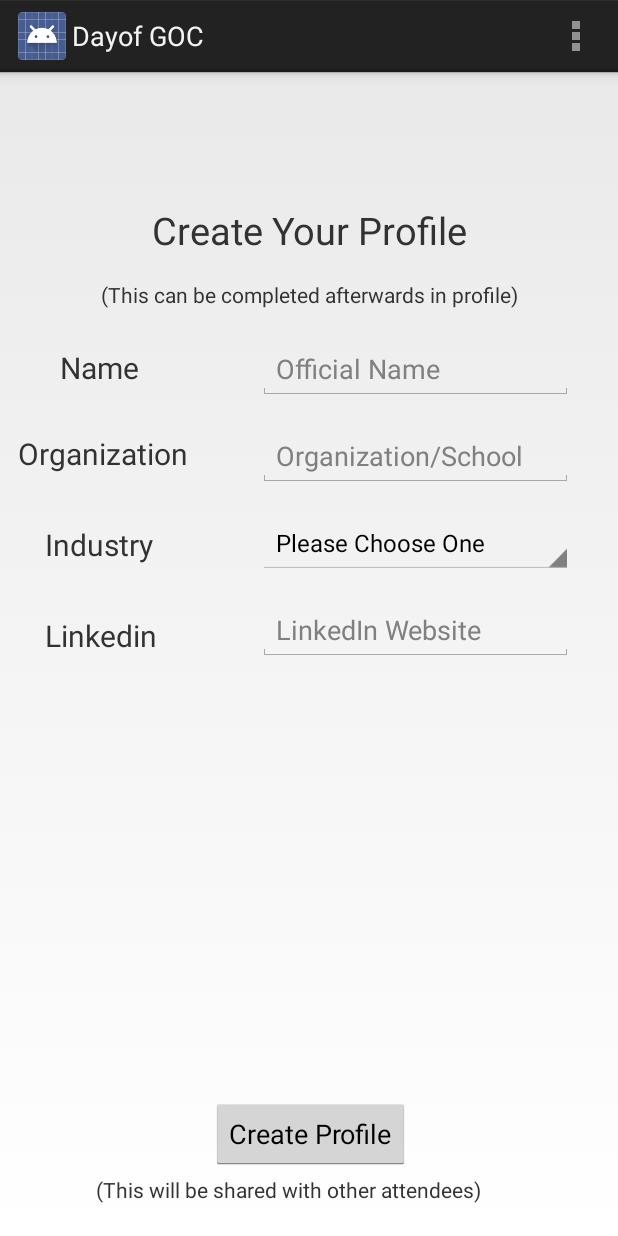
After one commit to yiyank/DayofGOC, an Android app: the Register screen opened directly, with no data from a screen before it, on a phone screen of 412 x 824 dp. The commit adds this screen. Run offline under Robolectric (Android 15) with nearby library versions, the phone set to English and light mode, and no system bars; our stand-ins replace Firebase (no records; nobody signed in at launch, a user with empty details on screens opened directly).

Commit message:
Realtime Database for Attendees Updated 11/28 - Connie

```diff
--- a/app/src/main/AndroidManifest.xml
+++ b/app/src/main/AndroidManifest.xml
@@ -22,7 +22,9 @@
         <activity android:name=".Map" />
         <activity android:name=".SurveyPage" />
         <activity android:name=".ProfileList" />
-        <activity android:name=".SmartProfile"></activity>
+        <activity android:name=".SmartProfile" />
+        <activity android:name=".Register" />
+        <activity android:name=".UpdateProfile"></activity>
     </application>
 
 </manifest>
--- a/app/src/main/java/com/example/to426/dayofgoc/Attendees.java
+++ b/app/src/main/java/com/example/to426/dayofgoc/Attendees.java
@@ -7,6 +7,7 @@ public class Attendees {
     String Email;
     String Linkedin;
 
+
     public Attendees(){
 
     }
@@ -15,7 +16,7 @@ public class Attendees {
         this.Name = name;
         this.Organization = organization;
         this.Industry = industry;
+        this.Linkedin = linkedin;
         this.Email = email;
-        this.Linkedin = linkedin;
     }
 }
--- a/app/src/main/java/com/example/to426/dayofgoc/ConferenceIntro.java
+++ b/app/src/main/java/com/example/to426/dayofgoc/ConferenceIntro.java
@@ -46,6 +46,9 @@ public class ConferenceIntro extends Activity {
                 Intent go5 = new Intent(this, SurveyPage.class);
                 this.startActivity(go5);
                 return true;
+            case R.id.menulogout:
+                Intent go6 = new Intent(this,LoginPage.class);
+                this.startActivity(go6);
 
             default:
                 return false;
--- a/app/src/main/java/com/example/to426/dayofgoc/LoginPage.java
+++ b/app/src/main/java/com/example/to426/dayofgoc/LoginPage.java
@@ -100,8 +100,10 @@ public class LoginPage extends Activity {
                 }
                 else if(task.isSuccessful()) {
                     Toast.makeText(LoginPage.this,"Register Successful",Toast.LENGTH_SHORT).show();
+                    Intent intentRegister = new Intent(LoginPage.this, Register.class);
+                    startActivity(intentRegister);}
                 }
-            }
+
 
         });
     }
--- a/app/src/main/java/com/example/to426/dayofgoc/Map.java
+++ b/app/src/main/java/com/example/to426/dayofgoc/Map.java
@@ -46,6 +46,9 @@ public class Map extends Activity {
                 Intent go5 = new Intent(this, SurveyPage.class);
                 this.startActivity(go5);
                 return true;
+            case R.id.menulogout:
+                Intent go6 = new Intent(this,LoginPage.class);
+                this.startActivity(go6);
 
             default:
                 return false;
--- /dev/null
+++ b/app/src/main/java/com/example/to426/dayofgoc/Register.java
@@ -0,0 +1,119 @@
+package com.example.to426.dayofgoc;
+
+import android.app.Activity;
+import android.content.Intent;
+import android.os.Bundle;
+import android.support.annotation.NonNull;
+import android.view.Menu;
+import android.view.MenuInflater;
+import android.view.MenuItem;
+import android.view.View;
+import android.widget.ArrayAdapter;
+import android.widget.Button;
+import android.widget.EditText;
+import android.widget.Spinner;
+import android.widget.Toast;
+
+import com.google.firebase.auth.FirebaseAuth;
+import com.google.firebase.database.DataSnapshot;
+import com.google.firebase.database.DatabaseError;
+import com.google.firebase.database.DatabaseReference;
+import com.google.firebase.database.FirebaseDatabase;
+import com.google.firebase.database.ValueEventListener;
+
+public class Register extends Activity implements View.OnClickListener {
+
+
+    private Button finish;
+    private EditText editName, editLink, editOrganization;
+    private Spinner editIndustry;
+
+    @Override
+    protected void onCreate(Bundle savedInstanceState) {
+        super.onCreate(savedInstanceState);
+        setContentView(R.layout.activity_register);
+
+        finish = findViewById(R.id.finish);
+        editName = findViewById(R.id.editName);
+        editLink = findViewById(R.id.editLink);
+        editOrganization = findViewById(R.id.editOrganization);
+        editIndustry = findViewById(R.id.editIndustry);
+
+        String[] industryChoices = new String[]{"Please Choose One","Aerospace","Agriculture",
+                "Chemical","Computer","Construction","Education","Energy",
+                "Entertainment","Finance","Health Care","Information",
+                "Manufacturing","Mass Media","Telecommunications","Transport","Other"};
+
+        ArrayAdapter<String> industryAdapter = new ArrayAdapter<>(this,android.R.layout.simple_spinner_dropdown_item,industryChoices);
+        editIndustry.setAdapter(industryAdapter);
+        finish.setOnClickListener(this);
+    }
+
+    @Override
+    public void onClick(View v){
+        FirebaseDatabase database = FirebaseDatabase.getInstance();
+        DatabaseReference myRef = database.getReference(editName.getText().toString());
+
+        myRef.addListenerForSingleValueEvent(new ValueEventListener() {
+            @Override
+            public void onDataChange(@NonNull DataSnapshot dataSnapshot) {
+                dataSnapshot.child("Name").getRef().setValue(editName.getText().toString());
+                dataSnapshot.child("Organization").getRef().setValue(editOrganization.getText().toString());
+                dataSnapshot.child("Industry").getRef().setValue(editIndustry.getSelectedItem().toString());
+                dataSnapshot.child("Linkedin").getRef().setValue(editLink.getText().toString());
+                dataSnapshot.child("Email").getRef().setValue(FirebaseAuth.getInstance().getCurrentUser().getEmail());
+                Toast.makeText(Register.this,"Profile Created!",Toast.LENGTH_SHORT).show();
+                Intent go = new Intent(Register.this, ConferenceIntro.class);
+                startActivity(go);
+            }
+
+            @Override
+            public void onCancelled(@NonNull DatabaseError databaseError) {
+
+            }
+        });
+
+
+    }
+    @Override
+    public boolean onCreateOptionsMenu(Menu menu){
+        MenuInflater optionMenuInflater = getMenuInflater();
+        optionMenuInflater.inflate(R.menu.menu, menu);
+        return super.onCreateOptionsMenu(menu);
+    }
+
+
+    @Override
+    public boolean onOptionsItemSelected(MenuItem item) {
+        switch(item.getItemId()) {
+            case R.id.menuconference:
+                Intent go1 = new Intent(this, ConferenceIntro.class);
+                this.startActivity(go1);
+                return true;
+            case R.id.menumap:
+                Intent go2 = new Intent(this, Map.class);
+                this.startActivity(go2);
+                return true;
+            case R.id.menuprofilelist:
+                Intent go3 = new Intent(this, ProfileList.class);
+                this.startActivity(go3);
+                return true;
+            case R.id.menuschedule:
+                Intent go4 = new Intent(this, Schedule.class);
+                this.startActivity(go4);
+                return true;
+            case R.id.menusurvey:
+                Intent go5 = new Intent(this, SurveyPage.class);
+                this.startActivity(go5);
+                return true;
+
+            default:
+                return false;
+        }
+    }
+
+
+
+
+
+}
--- a/app/src/main/java/com/example/to426/dayofgoc/Schedule.java
+++ b/app/src/main/java/com/example/to426/dayofgoc/Schedule.java
@@ -75,6 +75,9 @@ public class Schedule extends Activity {
                 Intent go5 = new Intent(this, SurveyPage.class);
                 this.startActivity(go5);
                 return true;
+            case R.id.menulogout:
+                Intent go6 = new Intent(this,LoginPage.class);
+                this.startActivity(go6);
 
             default:
                 return false;
--- a/app/src/main/java/com/example/to426/dayofgoc/SurveyPage.java
+++ b/app/src/main/java/com/example/to426/dayofgoc/SurveyPage.java
@@ -46,6 +46,9 @@ public class SurveyPage extends Activity {
                 Intent go5 = new Intent(this, SurveyPage.class);
                 this.startActivity(go5);
                 return true;
+            case R.id.menulogout:
+                Intent go6 = new Intent(this,LoginPage.class);
+                this.startActivity(go6);
 
             default:
                 return false;
--- /dev/null
+++ b/app/src/main/res/layout/activity_register.xml
@@ -0,0 +1,166 @@
+<?xml version="1.0" encoding="utf-8"?>
+<android.support.constraint.ConstraintLayout xmlns:android="http://schemas.android.com/apk/res/android"
+    xmlns:app="http://schemas.android.com/apk/res-auto"
+    xmlns:tools="http://schemas.android.com/tools"
+    android:layout_width="match_parent"
+    android:layout_height="match_parent"
+    tools:context=".Register">
+
+    <TextView
+        android:id="@+id/textView5"
+        android:layout_width="wrap_content"
+        android:layout_height="wrap_content"
+        android:layout_marginStart="108dp"
+        android:layout_marginLeft="108dp"
+        android:layout_marginTop="88dp"
+        android:layout_marginEnd="107dp"
+        android:layout_marginRight="107dp"
+        android:text="Create Your Profile"
+        android:textSize="25sp"
+        app:layout_constraintEnd_toEndOf="parent"
+        app:layout_constraintHorizontal_bias="0.496"
+        app:layout_constraintStart_toStartOf="parent"
+        app:layout_constraintTop_toTopOf="parent" />
+
+    <EditText
+        android:id="@+id/editName"
+        android:layout_width="210dp"
+        android:layout_height="40dp"
+        android:layout_marginTop="56dp"
+        android:layout_marginEnd="30dp"
+        android:layout_marginRight="30dp"
+        android:ems="10"
+        android:hint="Official Name"
+        android:inputType="textPersonName"
+        app:layout_constraintEnd_toEndOf="parent"
+        app:layout_constraintTop_toBottomOf="@+id/textView5" />
+
+    <EditText
+        android:id="@+id/editOrganization"
+        android:layout_width="210dp"
+        android:layout_height="40dp"
+        android:layout_marginTop="18dp"
+        android:layout_marginEnd="30dp"
+        android:layout_marginRight="30dp"
+        android:ems="10"
+        android:hint="Organization/School"
+        android:inputType="textPersonName"
+        app:layout_constraintEnd_toEndOf="parent"
+        app:layout_constraintTop_toBottomOf="@+id/editName" />
+
+    <EditText
+        android:id="@+id/editLink"
+        android:layout_width="210dp"
+        android:layout_height="40dp"
+        android:layout_marginTop="18dp"
+        android:layout_marginEnd="30dp"
+        android:layout_marginRight="30dp"
+        android:ems="10"
+        android:hint="LinkedIn Website"
+        android:inputType="textPersonName"
+        app:layout_constraintEnd_toEndOf="parent"
+        app:layout_constraintTop_toBottomOf="@+id/editIndustry" />
+
+    <TextView
+        android:id="@+id/textView10"
+        android:layout_width="wrap_content"
+        android:layout_height="wrap_content"
+        android:layout_marginStart="40dp"
+        android:layout_marginLeft="40dp"
+        android:layout_marginTop="25dp"
+        android:text="Name"
+        android:textSize="20sp"
+        app:layout_constraintStart_toStartOf="parent"
+        app:layout_constraintTop_toBottomOf="@+id/textVieww" />
+
+    <TextView
+        android:id="@+id/textView7"
+        android:layout_width="wrap_content"
+        android:layout_height="wrap_content"
+        android:layout_marginStart="12dp"
+        android:layout_marginLeft="12dp"
+        android:layout_marginTop="30dp"
+        android:text="Organization"
+        android:textSize="20sp"
+        app:layout_constraintStart_toStartOf="parent"
+        app:layout_constraintTop_toBottomOf="@+id/textView10" />
+
+    <TextView
+        android:id="@+id/textView8"
+        android:layout_width="wrap_content"
+        android:layout_height="wrap_content"
+        android:layout_marginStart="30dp"
+        android:layout_marginLeft="30dp"
+        android:layout_marginTop="33dp"
+        android:text="Industry"
+        android:textSize="20sp"
+        app:layout_constraintStart_toStartOf="parent"
+        app:layout_constraintTop_toBottomOf="@+id/textView7" />
+
+    <TextView
+        android:id="@+id/textview"
+        android:layout_width="wrap_content"
+        android:layout_height="wrap_content"
+        android:layout_marginStart="30dp"
+        android:layout_marginLeft="30dp"
+        android:layout_marginTop="33dp"
+        android:text="Linkedin"
+        android:textSize="20sp"
+        app:layout_constraintStart_toStartOf="parent"
+        app:layout_constraintTop_toBottomOf="@+id/textView8" />
+
+    <Button
+        android:id="@+id/finish"
+        android:layout_width="wrap_content"
+        android:layout_height="wrap_content"
+        android:layout_marginStart="157dp"
+        android:layout_marginLeft="157dp"
+        android:layout_marginEnd="156dp"
+        android:layout_marginRight="156dp"
+        android:layout_marginBottom="44dp"
+        android:text="Create Profile"
+        app:layout_constraintBottom_toBottomOf="parent"
+        app:layout_constraintEnd_toEndOf="parent"
+        app:layout_constraintHorizontal_bias="0.507"
+        app:layout_constraintStart_toStartOf="parent" />
+
+    <TextView
+        android:id="@+id/textView3"
+        android:layout_width="wrap_content"
+        android:layout_height="wrap_content"
+        android:layout_marginStart="64dp"
+        android:layout_marginLeft="64dp"
+        android:layout_marginEnd="63dp"
+        android:layout_marginRight="63dp"
+        android:layout_marginBottom="21dp"
+        android:text="(This will be shared with other attendees)"
+        app:layout_constraintBottom_toBottomOf="parent"
+        app:layout_constraintEnd_toEndOf="parent"
+        app:layout_constraintHorizontal_bias="0.0"
+        app:layout_constraintStart_toStartOf="parent" />
+
+    <TextView
+        android:id="@+id/textVieww"
+        android:layout_width="wrap_content"
+        android:layout_height="wrap_content"
+        android:layout_marginStart="64dp"
+        android:layout_marginLeft="64dp"
+        android:layout_marginTop="16dp"
+        android:layout_marginEnd="63dp"
+        android:layout_marginRight="63dp"
+        android:text="(This can be completed afterwards in profile)"
+        app:layout_constraintEnd_toEndOf="parent"
+        app:layout_constraintHorizontal_bias="0.52"
+        app:layout_constraintStart_toStartOf="parent"
+        app:layout_constraintTop_toBottomOf="@+id/textView5" />
+
+    <Spinner
+        android:id="@+id/editIndustry"
+        android:layout_width="210dp"
+        android:layout_height="40dp"
+        android:layout_marginTop="18dp"
+        android:layout_marginEnd="30dp"
+        android:layout_marginRight="30dp"
+        app:layout_constraintEnd_toEndOf="parent"
+        app:layout_constraintTop_toBottomOf="@+id/editOrganization" />
+</android.support.constraint.ConstraintLayout>
--- a/app/src/main/res/menu/menu.xml
+++ b/app/src/main/res/menu/menu.xml
@@ -17,4 +17,7 @@
     <item
         android:id="@+id/menusurvey"
         android:title="Survey" />
+    <item
+        android:id="@+id/menulogout"
+        android:title="Log Me Out" />
 </menu>
```
Also changed, not shown: app/src/main/java/com/example/to426/dayofgoc/ProfileList.java (+44 -4 lines), app/src/main/java/com/example/to426/dayofgoc/UpdateProfile.java (added, +131 -0 lines), app/src/main/res/layout/activity_profile_list.xml (+16 -2 lines), app/src/main/res/layout/activity_update_profile.xml (added, +148 -0 lines).
